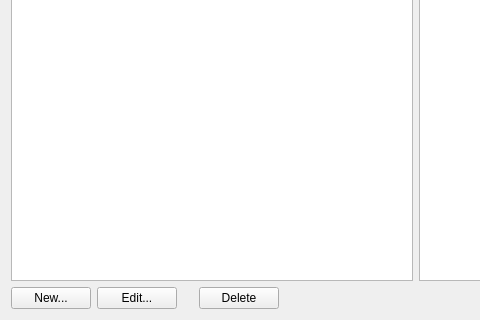
Before: the Qt Designer form racedialog.ui in rkibria/NwnCharGen, drawn with Qt 5; both pictures show x 0 to 480 and y 235 to 555 of the 831 by 555 pixel window.
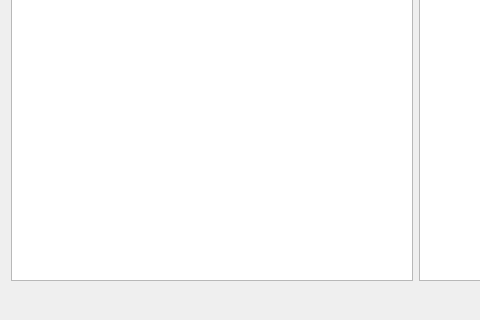
After: the same form once the commit is applied.

Commit message: - Store race id - Remove race edit dialog

Diff of the .ui file:
```diff
--- a/racedialog.ui
+++ b/racedialog.ui
@@ -65,31 +65,10 @@
       <layout class="QHBoxLayout" name="horizontalLayoutBottom">
        <item>
         <layout class="QHBoxLayout" name="horizontalLayoutButtons">
-         <item>
-          <widget class="QPushButton" name="pushButtonNew">
-           <property name="text">
-            <string>New...</string>
-           </property>
-          </widget>
-         </item>
-         <item>
-          <widget class="QPushButton" name="pushButtonEdit">
-           <property name="text">
-            <string>Edit...</string>
-           </property>
-          </widget>
-         </item>
          <item>
           <widget class="QLabel" name="label_3">
            <property name="text">
-            <string>   </string>
-           </property>
-          </widget>
-         </item>
-         <item>
-          <widget class="QPushButton" name="pushButtonDelete">
-           <property name="text">
-            <string>Delete</string>
+            <string/>
            </property>
           </widget>
          </item>
```
The commit also changes 10 other files.
